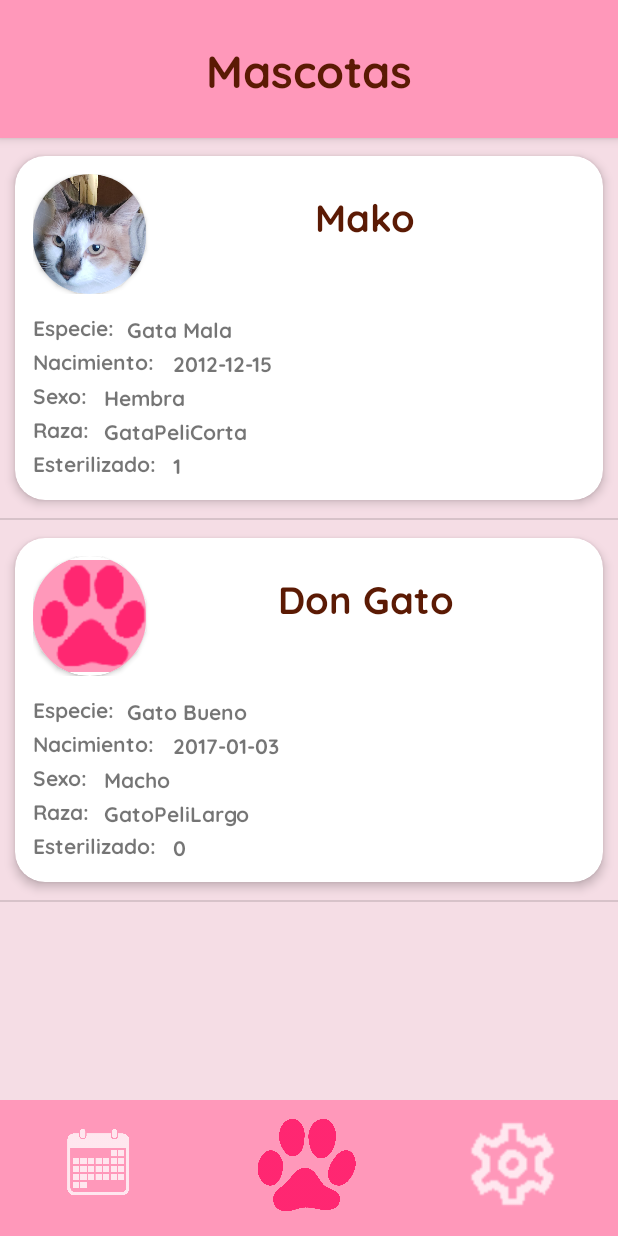
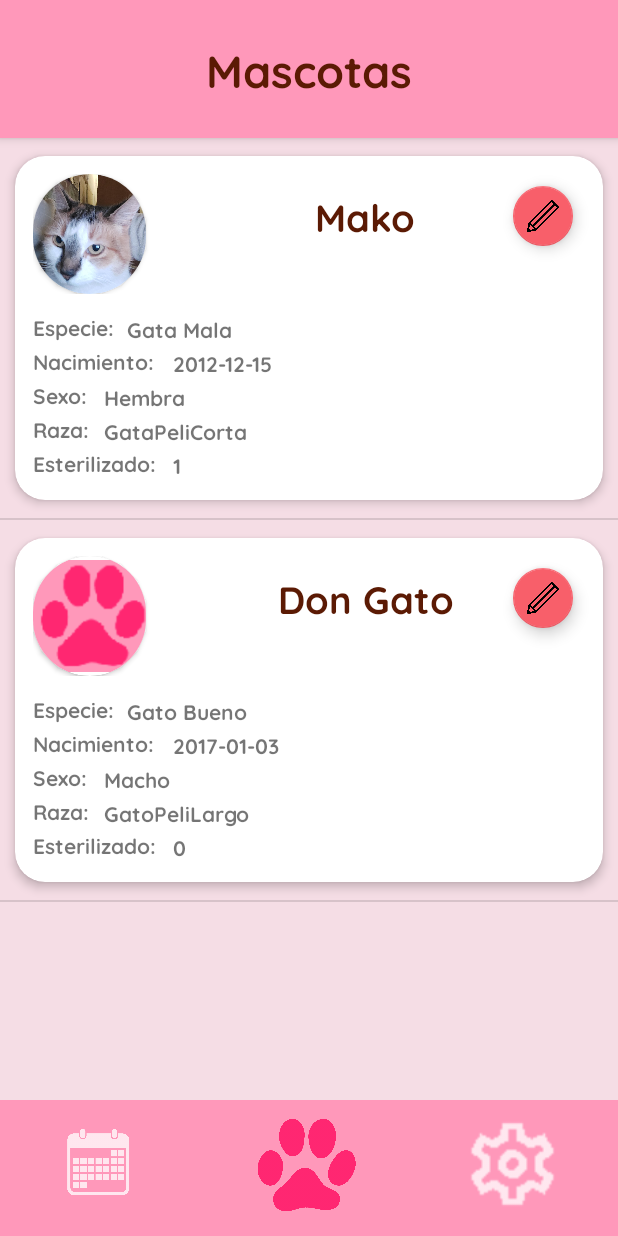
Before and after one commit to FrumpleQuest/AppsMoviles, an Android app: the screen it shows after launch (MainActivity), on a phone screen of 412 x 824 dp. Run offline under Robolectric (Android 15) with nearby library versions, the light colour scheme and no system bars.

```diff
--- a/app/src/main/java/com/example/appsmoviles/MainActivity.java
+++ b/app/src/main/java/com/example/appsmoviles/MainActivity.java
@@ -88,7 +88,7 @@ public class MainActivity extends AppCompatActivity {
     protected void onCreate(Bundle savedInstanceState) {
         super.onCreate(savedInstanceState);
         setContentView(R.layout.perfil_mascotas);
-
+        //barra de abajo---------------------------------------------------------------------
         recordatorio= (ImageButton) findViewById(R.id.recordatorio);
         recordatorio.setOnClickListener(new View.OnClickListener() {
             @Override
--- a/app/src/main/res/layout/item_listview.xml
+++ b/app/src/main/res/layout/item_listview.xml
@@ -167,7 +167,7 @@
             </LinearLayout>
 
         </LinearLayout>
-        <!--
+
         <com.google.android.material.floatingactionbutton.FloatingActionButton
             android:id="@+id/floating_action_button_edit"
             android:layout_width="wrap_content"
@@ -177,8 +177,7 @@
             app:fabSize="mini"
             app:srcCompat="@drawable/pencil_icon"
             app:backgroundTint="#f85f6a"
-            android:contentDescription="TODO" />-->
-
+            android:contentDescription="TODO" />
     </FrameLayout>
 
     <!--
```
